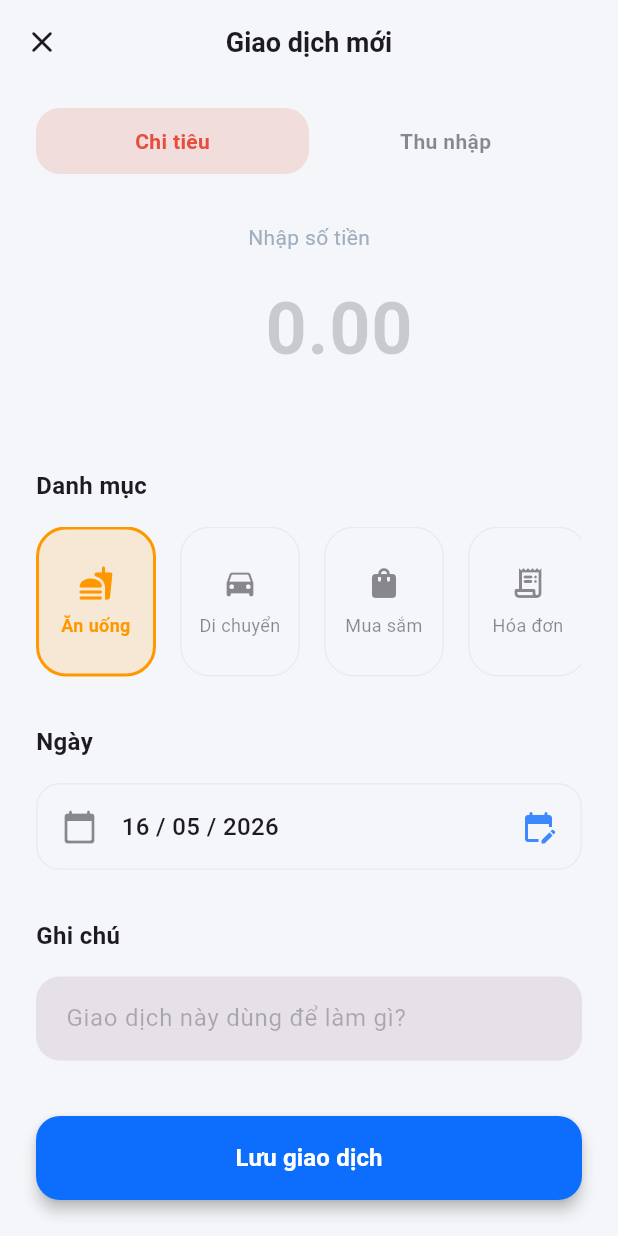
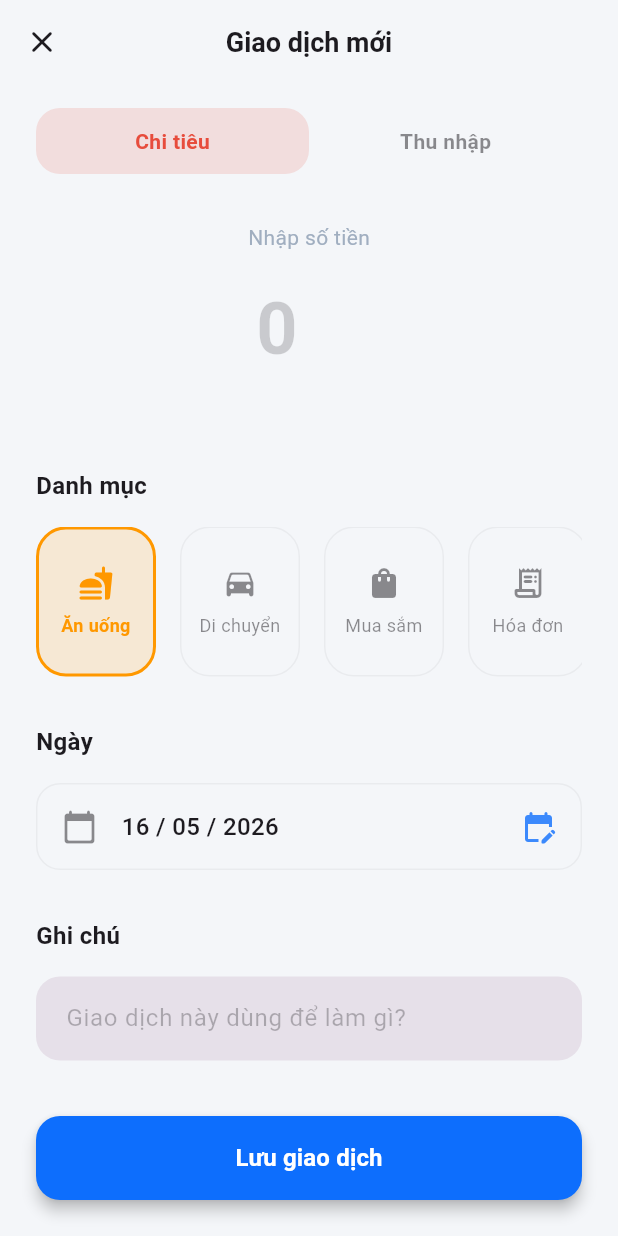
Before and after one commit to HugoExp1311/FinancialFlutter1, a Flutter app: the screen it shows once a user with an empty profile is signed in, after a tap on the "add" icon, on a phone screen of 412 x 824 dp. Run offline on Flutter 3.47's test engine with Material 3 defaults, Android fonts, the phone set to English and light mode, and no system bars; our stand-ins replace equatable, flutter_dotenv, flutter_riverpod, image_picker, isar_community, shelf and 1 more; missing offline and left inert: window_manager; accounts and stored records are empty; generated files the repository leaves out were written again; network calls fail.

Commit message:
feat(ui): implement dynamic USD/VND currency conversion
- Tạo FormatUtils xử lý định dạng tiền tệ
- Refactor TransactionItem, HomeScreen, StatisticsScreen, WalletScreen để sử dụng FormatUtils.
- Cập nhật AddTransactionScreen và TransactionActions: Tự động quy đổi tỷ giá lúc thêm và sửa (nhập VND chia 25.000 để lưu USD, lấy USD nhân 25.000 để hiển thị lại).
- UI TextField tự động đổi ký hiệu prefix '$' và suffix 'đ' tùy theo ngôn ngữ.

```diff
--- a/app/lib/presentation/screens/add_transaction_screen.dart
+++ b/app/lib/presentation/screens/add_transaction_screen.dart
@@ -144,7 +144,7 @@ class _AddTransactionScreenState extends ConsumerState<AddTransactionScreen> {
                                 color: Theme.of(context).colorScheme.onSurface,
                               ),
                               decoration: InputDecoration(
-                                prefixText: '\$ ',
+                                prefixText: lang == 'en' ? '\$ ' : null,
                                 prefixStyle: TextStyle(
                                   fontSize: 48,
                                   fontWeight: FontWeight.bold,
@@ -152,8 +152,16 @@ class _AddTransactionScreenState extends ConsumerState<AddTransactionScreen> {
                                     context,
                                   ).colorScheme.onSurface,
                                 ),
+                                suffixText: lang == 'vi' ? ' đ' : null,
+                                suffixStyle: TextStyle(
+                                  fontSize: 48,
+                                  fontWeight: FontWeight.bold,
+                                  color: Theme.of(
+                                    context,
+                                  ).colorScheme.onSurface,
+                                ),
                                 border: InputBorder.none,
-                                hintText: '0.00',
+                                hintText: lang == 'vi' ? '0' : '0.00',
                                 hintStyle: TextStyle(
                                   color: Theme.of(context).colorScheme.onSurface
                                       .withValues(alpha: 0.2),
@@ -186,7 +194,7 @@ class _AddTransactionScreenState extends ConsumerState<AddTransactionScreen> {
                               _selectedCategory == category['name'];
                           return _buildCategoryItem(
                             lang,
-                            category['name'], // giữ name gốc tiếng anh để xử lý logic
+                            category['name'],
                             category['icon'],
                             category['color'],
                             isSelected,
@@ -307,9 +315,14 @@ class _AddTransactionScreenState extends ConsumerState<AddTransactionScreen> {
                       return;
                     }
 
-                    final amountInput =
+                    final amountInputRaw =
                         double.tryParse(_amountController.text) ?? 0.0;
-                    if (amountInput <= 0) return;
+                    if (amountInputRaw <= 0) return;
+
+                    double amountInUsd = amountInputRaw;
+                    if (lang == 'vi') {
+                      amountInUsd = amountInputRaw / 25000;
+                    }
 
                     final selectedCat = _currentCategories.firstWhere(
                       (c) => c['name'] == _selectedCategory,
@@ -320,7 +333,7 @@ class _AddTransactionScreenState extends ConsumerState<AddTransactionScreen> {
                     await ref
                         .read(addTransactionUseCaseProvider)
                         .execute(
-                          amount: amountInput,
+                          amount: amountInUsd,
                           isExpense: _isExpense,
                           date: _selectedDate,
                           note: _noteController.text,
--- a/app/lib/presentation/screens/profile_screen.dart
+++ b/app/lib/presentation/screens/profile_screen.dart
@@ -58,12 +58,37 @@ class ProfileScreen extends ConsumerWidget {
               context,
               Icons.language_rounded,
               AppTranslations.getText(lang, 'language'),
-              onTap: () {
-                // Chuyển đổi qua lại giữa 'vi' và 'en'
-                ref.read(languageProvider.notifier).state = lang == 'vi'
-                    ? 'en'
-                    : 'vi';
-              },
+              trailing: DropdownButtonHideUnderline(
+                child: DropdownButton<String>(
+                  value: lang,
+                  dropdownColor: Theme.of(context).cardTheme.color,
+                  borderRadius: BorderRadius.circular(16),
+                  icon: Icon(
+                    Icons.arrow_drop_down_rounded,
+                    color: Theme.of(context).colorScheme.onSurface.withValues(alpha: 0.5),
+                  ),
+                  style: TextStyle(
+                    color: Theme.of(context).colorScheme.onSurface,
+                    fontSize: 15,
+                    fontWeight: FontWeight.w500,
+                  ),
+                  items: const [
+                    DropdownMenuItem(
+                      value: 'en',
+                      child: Text('English'),
+                    ),
+                    DropdownMenuItem(
+                      value: 'vi',
+                      child: Text('Tiếng Việt'),
+                    ),
+                  ],
+                  onChanged: (String? newLang) {
+                    if (newLang != null) {
+                      ref.read(languageProvider.notifier).state = newLang;
+                    }
+                  },
+                ),
+              ),
             ),
 
             _buildSettingItem(
@@ -110,13 +135,14 @@ class ProfileScreen extends ConsumerWidget {
     String title, {
     bool isDanger = false,
     VoidCallback? onTap,
+    Widget? trailing,
   }) {
     final color = isDanger
         ? AppTheme.expenseColor
         : Theme.of(context).colorScheme.onSurface;
 
     return InkWell(
-      onTap: onTap ?? () {},
+      onTap: trailing != null ? null : (onTap ?? () {}),
       borderRadius: BorderRadius.circular(16),
       child: Container(
         margin: const EdgeInsets.only(bottom: 16),
@@ -144,7 +170,9 @@ class ProfileScreen extends ConsumerWidget {
                 ),
               ),
             ),
-            if (!isDanger)
+            if (trailing != null)
+              trailing
+            else if (!isDanger)
               Icon(
                 Icons.chevron_right_rounded,
                 color: Theme.of(
--- a/app/lib/presentation/screens/statistics_screen.dart
+++ b/app/lib/presentation/screens/statistics_screen.dart
@@ -9,6 +9,7 @@ import '../utils/category_utils.dart';
 import 'package:core_domain/core_domain.dart';
 import '../providers/language_provider.dart';
 import '../utils/app_translations.dart';
+import '../utils/format_utils.dart';
 
 class StatisticsScreen extends ConsumerStatefulWidget {
   const StatisticsScreen({super.key});
@@ -386,19 +387,21 @@ class _StatisticsScreenState extends ConsumerState<StatisticsScreen> {
         }
       }
     }
+
     double net = income - expense;
 
     String title = AppTranslations.getText(lang, 'net_income');
-    String amount = "\$${net.toStringAsFixed(2)}";
+    String sign = net < 0 ? '-' : '';
+    String amount = "$sign${FormatUtils.formatCurrency(net.abs(), lang)}";
     Color mainColor = AppTheme.primaryColor;
 
     if (_statType == 1) {
       title = AppTranslations.getText(lang, 'total_expense');
-      amount = "\$${expense.toStringAsFixed(2)}";
+      amount = FormatUtils.formatCurrency(expense, lang);
       mainColor = AppTheme.expenseColor;
     } else if (_statType == 2) {
       title = AppTranslations.getText(lang, 'total_income');
-      amount = "\$${income.toStringAsFixed(2)}";
+      amount = FormatUtils.formatCurrency(income, lang);
       mainColor = AppTheme.incomeColor;
     }
 
@@ -651,6 +654,10 @@ class _StatisticsScreenState extends ConsumerState<StatisticsScreen> {
           itemCount: filteredTxs.length,
           itemBuilder: (context, index) {
             final tx = filteredTxs[index];
+
+            final sign = tx.isExpense ? '-' : '+';
+            final formattedAmt = FormatUtils.formatCurrency(tx.amount.abs(), lang);
+
             return Padding(
               padding: const EdgeInsets.symmetric(horizontal: 24.0),
               child: GestureDetector(
@@ -662,7 +669,8 @@ class _StatisticsScreenState extends ConsumerState<StatisticsScreen> {
                       ? tx.note!
                       : tx.categoryName,
                   date: '${tx.date.day}/${tx.date.month}/${tx.date.year}',
-                  amount: tx.isExpense ? -tx.amount : tx.amount,
+                  amountText: '$sign$formattedAmt',
+                  isExpense: tx.isExpense,
                   icon: CategoryUtils.getIcon(tx.categoryName),
                   iconColor: CategoryUtils.getColor(tx.categoryName),
                 ),
@@ -719,7 +727,6 @@ class _LineChartPainter extends CustomPainter {
         double prevNormalized = (points[i - 1] - minVal) / range;
         double prevY = size.height * 0.9 - (prevNormalized * size.height * 0.8);
 
-        // Vẽ đường cong Bezier
         path.cubicTo(prevX + stepX / 2.5, prevY, x - stepX / 2.5, y, x, y);
       }
     }
--- a/app/lib/presentation/screens/wallet_screen.dart
+++ b/app/lib/presentation/screens/wallet_screen.dart
@@ -4,6 +4,7 @@ import '../theme/app_theme.dart';
 import '../providers/app_providers.dart';
 import '../providers/language_provider.dart';
 import '../utils/app_translations.dart';
+import '../utils/format_utils.dart';
 
 class WalletScreen extends ConsumerWidget {
   const WalletScreen({super.key});
@@ -21,9 +22,6 @@ class WalletScreen extends ConsumerWidget {
         }
       }
     }
-
-    final mainWalletBalance = (totalNet * 1).toStringAsFixed(2);
-    final savingsBalance = (totalNet * 0).toStringAsFixed(2);
 
     return SafeArea(
       child: Padding(
@@ -43,7 +41,7 @@ class WalletScreen extends ConsumerWidget {
               color2: const Color(0xFF1F4C74),
               name: AppTranslations.getText(lang, 'main_wallet'),
               number: '**** **** **** 1234',
-              balance: '\$$mainWalletBalance',
+              balance: FormatUtils.formatCurrency(totalNet, lang),
             ),
             const SizedBox(height: 20),
             _buildCreditCard(
@@ -53,7 +51,7 @@ class WalletScreen extends ConsumerWidget {
               color2: const Color(0xFF4A00E0),
               name: AppTranslations.getText(lang, 'savings'),
               number: '**** **** **** 5678',
-              balance: '\$$savingsBalance',
+              balance: FormatUtils.formatCurrency(0, lang),
             ),
             const SizedBox(height: 32),
             InkWell(
--- /dev/null
+++ b/app/lib/presentation/utils/format_utils.dart
@@ -0,0 +1,14 @@
+class FormatUtils {
+  static String formatCurrency(double amountInUsd, String lang) {
+    if (lang == 'vi') {
+      final amountInVnd = amountInUsd * 25000;
+      String formattedVnd = amountInVnd.toStringAsFixed(0).replaceAllMapped(
+          RegExp(r'(\d{1,3})(?=(\d{3})+(?!\d))'),
+          (Match m) => '${m[1]}.'
+      );
+      return '$formattedVnd đ';
+    } else {
+      return '\$${amountInUsd.toStringAsFixed(2)}';
+    }
+  }
+}
--- a/app/lib/presentation/widgets/balance_card.dart
+++ b/app/lib/presentation/widgets/balance_card.dart
@@ -4,6 +4,7 @@ import '../theme/app_theme.dart';
 import '../providers/app_providers.dart';
 import '../providers/language_provider.dart';
 import '../utils/app_translations.dart';
+import '../utils/format_utils.dart';
 
 class BalanceCard extends ConsumerWidget {
   const BalanceCard({super.key});
@@ -64,7 +65,7 @@ class BalanceCard extends ConsumerWidget {
           ),
           const SizedBox(height: 8),
           Text(
-            '\$${total.toStringAsFixed(2)}',
+            FormatUtils.formatCurrency(total, lang),
             style: const TextStyle(
               color: Colors.white,
               fontSize: 36,
@@ -81,14 +82,14 @@ class BalanceCard extends ConsumerWidget {
                 icon: Icons.arrow_downward,
                 color: AppTheme.incomeColor,
                 title: AppTranslations.getText(lang, 'income'),
-                amount: '\$${income.toStringAsFixed(2)}',
+                amount: FormatUtils.formatCurrency(income, lang),
               ),
               _buildIncomeExpenseBlock(
                 context,
                 icon: Icons.arrow_upward,
                 color: AppTheme.expenseColor,
                 title: AppTranslations.getText(lang, 'expense'),
-                amount: '\$${expense.toStringAsFixed(2)}',
+                amount: FormatUtils.formatCurrency(expense, lang),
               ),
             ],
           ),
```
Also changed, not shown: app/lib/presentation/screens/home_screen.dart (+6 -2 lines), app/lib/presentation/utils/transaction_actions.dart (+18 -5 lines), app/lib/presentation/widgets/transaction_item.dart (+5 -5 lines).
